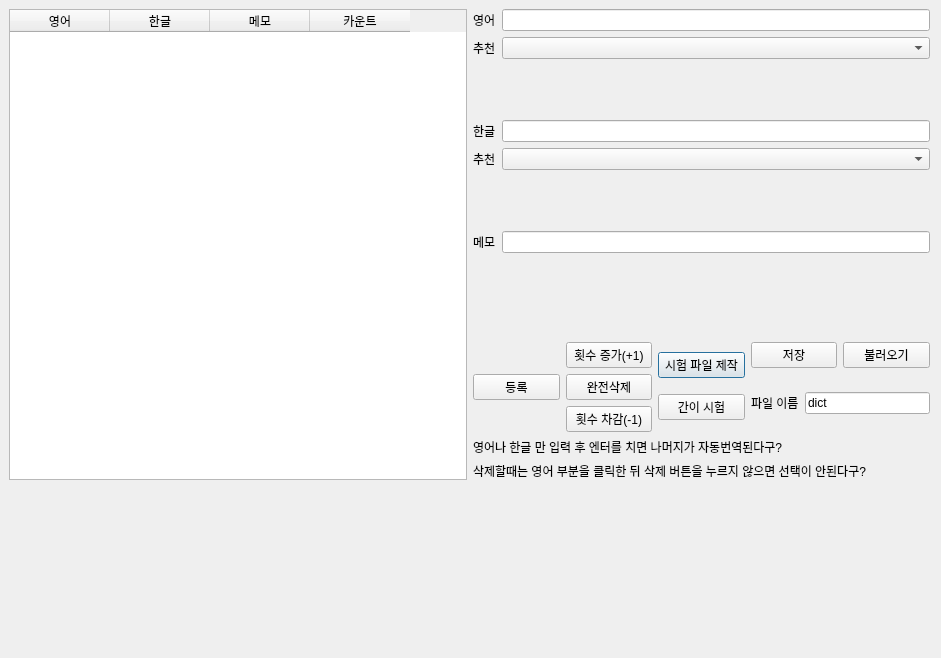
Old version of the form dialog.ui in the repository enzoescipy/python_dictionarly.
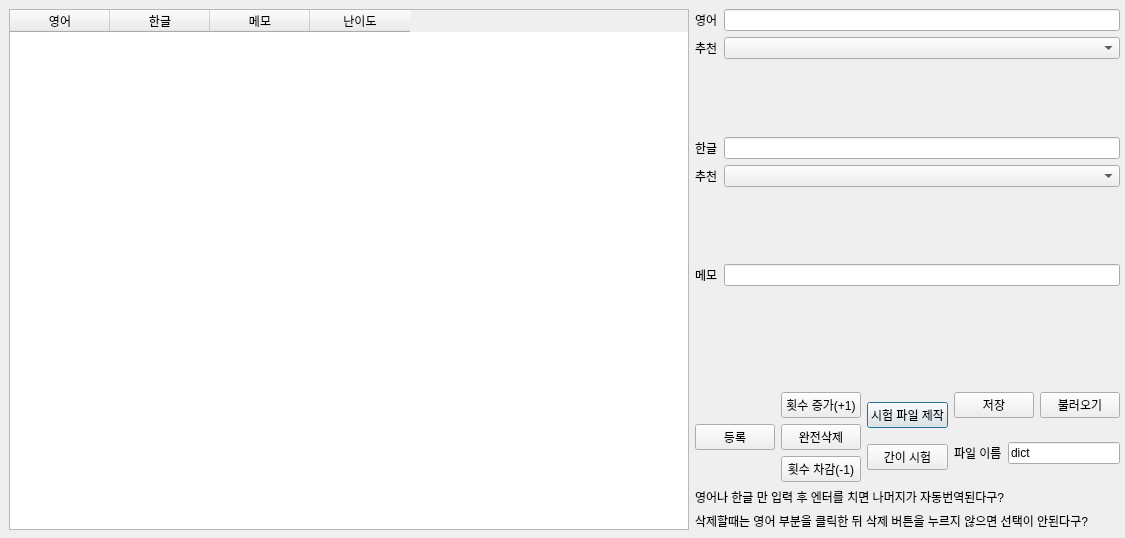
New version of the form.

```diff
--- a/dialog.ui
+++ b/dialog.ui
@@ -6,10 +6,16 @@
    <rect>
     <x>0</x>
     <y>0</y>
-    <width>941</width>
-    <height>658</height>
+    <width>1125</width>
+    <height>538</height>
    </rect>
   </property>
+  <property name="sizePolicy">
+   <sizepolicy hsizetype="Expanding" vsizetype="Expanding">
+    <horstretch>0</horstretch>
+    <verstretch>0</verstretch>
+   </sizepolicy>
+  </property>
   <property name="windowTitle">
    <string>Dialog</string>
   </property>
@@ -18,8 +24,8 @@
     <rect>
      <x>9</x>
      <y>9</y>
-     <width>921</width>
-     <height>471</height>
+     <width>1111</width>
+     <height>521</height>
     </rect>
    </property>
    <layout class="QGridLayout" name="gridLayout_2">
@@ -40,10 +46,24 @@
        </widget>
       </item>
       <item row="0" column="1">
-       <widget class="QLineEdit" name="TypeKor"/>
+       <widget class="QLineEdit" name="TypeKor">
+        <property name="sizePolicy">
+         <sizepolicy hsizetype="Minimum" vsizetype="Fixed">
+          <horstretch>0</horstretch>
+          <verstretch>0</verstretch>
+         </sizepolicy>
+        </property>
+       </widget>
       </item>
       <item row="1" column="1">
-       <widget class="QComboBox" name="osusumekor"/>
+       <widget class="QComboBox" name="osusumekor">
+        <property name="sizePolicy">
+         <sizepolicy hsizetype="Minimum" vsizetype="Fixed">
+          <horstretch>0</horstretch>
+          <verstretch>0</verstretch>
+         </sizepolicy>
+        </property>
+       </widget>
       </item>
      </layout>
     </item>
@@ -57,7 +77,14 @@
        </widget>
       </item>
       <item row="0" column="1">
-       <widget class="QLineEdit" name="TypeMemo"/>
+       <widget class="QLineEdit" name="TypeMemo">
+        <property name="sizePolicy">
+         <sizepolicy hsizetype="Minimum" vsizetype="Fixed">
+          <horstretch>0</horstretch>
+          <verstretch>0</verstretch>
+         </sizepolicy>
+        </property>
+       </widget>
       </item>
      </layout>
     </item>
@@ -170,6 +197,18 @@
     </item>
     <item row="0" column="0" rowspan="4">
      <widget class="QTableWidget" name="DictList">
+      <property name="sizePolicy">
+       <sizepolicy hsizetype="Expanding" vsizetype="Expanding">
+        <horstretch>0</horstretch>
+        <verstretch>0</verstretch>
+       </sizepolicy>
+      </property>
+      <property name="sizeIncrement">
+       <size>
+        <width>0</width>
+        <height>0</height>
+       </size>
+      </property>
       <property name="rowCount">
        <number>0</number>
       </property>
@@ -196,7 +235,7 @@
       </column>
       <column>
        <property name="text">
-        <string>카운트</string>
+        <string>난이도</string>
        </property>
       </column>
      </widget>
@@ -218,10 +257,24 @@
        </widget>
       </item>
       <item row="0" column="1">
-       <widget class="QLineEdit" name="TypeEng"/>
+       <widget class="QLineEdit" name="TypeEng">
+        <property name="sizePolicy">
+         <sizepolicy hsizetype="Minimum" vsizetype="Fixed">
+          <horstretch>0</horstretch>
+          <verstretch>0</verstretch>
+         </sizepolicy>
+        </property>
+       </widget>
       </item>
       <item row="1" column="1">
-       <widget class="QComboBox" name="osusumeeng"/>
+       <widget class="QComboBox" name="osusumeeng">
+        <property name="sizePolicy">
+         <sizepolicy hsizetype="Minimum" vsizetype="Fixed">
+          <horstretch>0</horstretch>
+          <verstretch>0</verstretch>
+         </sizepolicy>
+        </property>
+       </widget>
       </item>
      </layout>
     </item>
```
Left out of the diff: 22 changed lines with no effect on the pictures.
